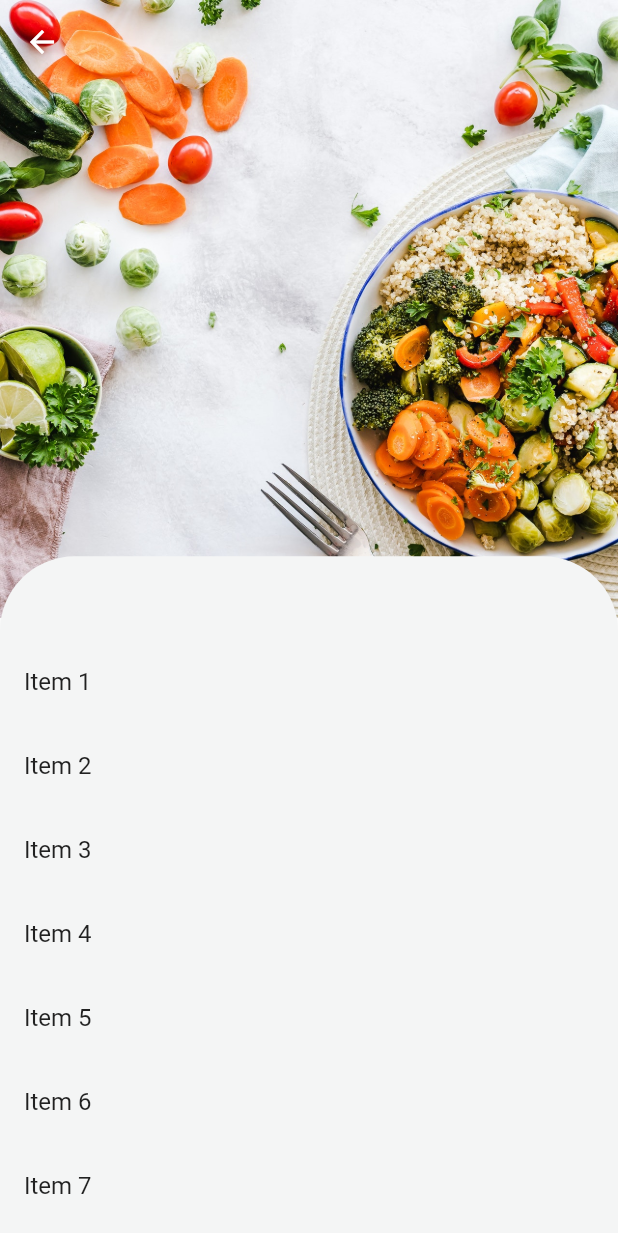
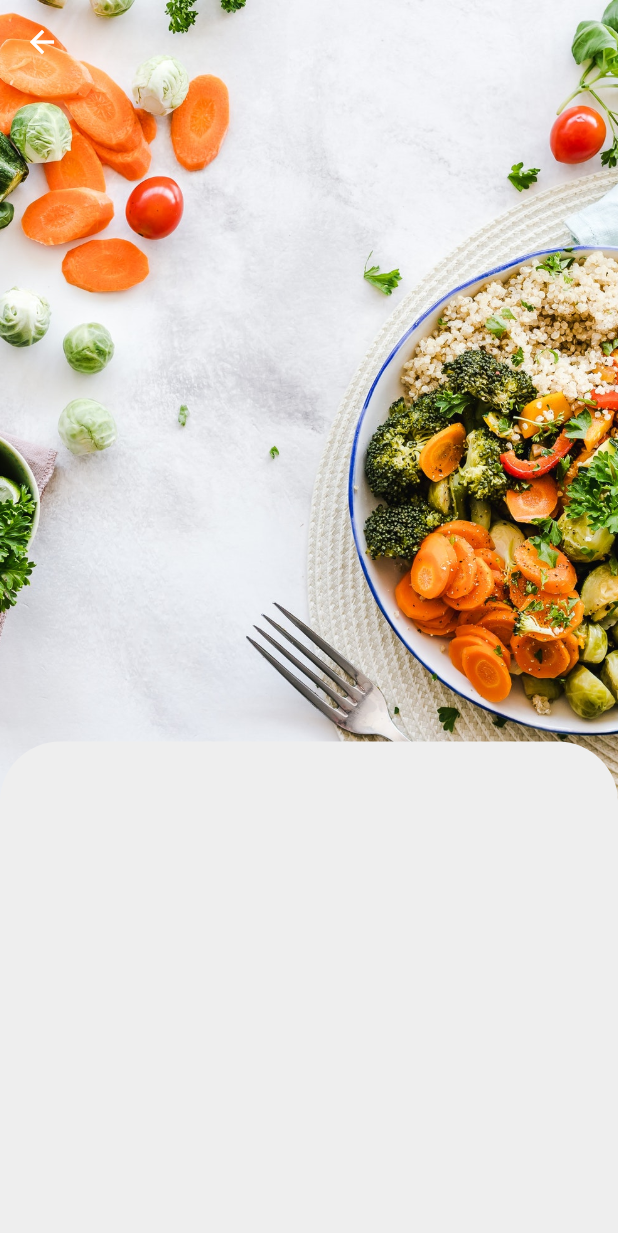
Before and after one commit to samuel051998/ProjectX, a Flutter app: the RecipesTab screen opened directly, after a tap on "Oats with Mango Slice and Cream", on a phone screen of 412 x 824 dp. Shown: the top 1233 px of the screen. Run offline on Flutter 3.47's test engine with Material 2 defaults, Android fonts, the light colour scheme and no system bars; missing offline and left inert: flappy_search_bar.

Commit message:
add parallax effect on detailCard

```diff
--- a/dailyrecipesflutter/lib/screens/home/tabs/recipes/components/detailCard.dart
+++ b/dailyrecipesflutter/lib/screens/home/tabs/recipes/components/detailCard.dart
@@ -1,4 +1,5 @@
 import 'package:dailyrecipesflutter/constants.dart';
+import 'package:flutter/foundation.dart';
 import 'package:flutter/material.dart';
 
 class DetailCard extends StatefulWidget {
@@ -10,68 +11,100 @@ class DetailCard extends StatefulWidget {
   _DetailCardState createState() => _DetailCardState(imagePath, text);
 }
 
-class _DetailCardState extends State<DetailCard> {
+class _DetailCardState extends State<DetailCard>
+    with SingleTickerProviderStateMixin {
+
   final String _imagePath;
   final String _text;
+  _DetailCardState(this._imagePath, this._text);
 
-  _DetailCardState(this._imagePath, this._text);
+  AnimationController _controller;
+  Animation<double> _heightFactorAnimation;
+  double collapsedHeightFactor = 0.65;
+  double expandedHeightFactor = 0.40;
+  bool isAnimationCompleted = false;
+  double screenHeight = 0;
+
+  @override
+  void initState() {
+    super.initState();
+    _controller = AnimationController(
+        vsync: this, duration: const Duration(milliseconds: 500));
+    _heightFactorAnimation =
+        Tween<double>(begin: collapsedHeightFactor, end: expandedHeightFactor)
+            .animate(_controller);
+  }
+
+  @override
+  void dispose() {
+    super.dispose();
+    _controller.dispose();
+  }
+
+  Widget getWidget() {
+    return Stack(
+      fit: StackFit.expand,
+      children: <Widget>[
+        FractionallySizedBox(
+          alignment: Alignment.topCenter,
+          heightFactor: _heightFactorAnimation.value,
+          child: Hero(
+            child: Image(
+              image: AssetImage(_imagePath),
+              fit: BoxFit.cover,
+            ),
+            tag: _text,
+          ),
+        ),
+        GestureDetector(
+          onTap: () {},
+          onVerticalDragUpdate: _handleVerticalUpdate,
+          onVerticalDragEnd: _handleVerticalEnd,
+          child: FractionallySizedBox(
+            alignment: Alignment.bottomCenter,
+            heightFactor: 1.05 - _heightFactorAnimation.value,
+            child: Container(
+              decoration: BoxDecoration(
+                color: Color(0xFFEEEEEE),
+                borderRadius: BorderRadius.only(
+                    topLeft: Radius.circular(40.0),
+                    topRight: Radius.circular(40.0)),
+              ),
+            ),
+          ),
+        )
+      ],
+    );
+  }
+
+  _handleVerticalUpdate(DragUpdateDetails updateDetails) {
+    double fractionDragged = updateDetails.primaryDelta / screenHeight;
+    _controller.value = _controller.value - 5 * fractionDragged;
+  }
+
+  _handleVerticalEnd(DragEndDetails endDetails) {
+    if (_controller.value >= 0.5) {
+      _controller.fling(velocity: 1);
+    } else {
+      _controller.fling(velocity: -1);
+    }
+  }
 
   @override
   Widget build(BuildContext context) {
+    screenHeight = MediaQuery.of(context).size.height;
     return Scaffold(
+      backgroundColor: kBackgroundColor,
       appBar: AppBar(
         shadowColor: Colors.transparent,
         backgroundColor: Colors.transparent,
       ),
       extendBodyBehindAppBar: true,
-      body: Stack(
-        children: <Widget>[
-          Align(
-            alignment: Alignment.topCenter,
-            child: AspectRatio(
-              aspectRatio: 1,
-              child: Container(
-                child: Hero(
-                  child: Image(
-                    image: AssetImage(_imagePath),
-                    width: double.infinity,
-                    fit: BoxFit.cover,
-                    colorBlendMode: BlendMode.dst,
-                    color: Colors.black,
-                  ),
-                  tag: _text,
-                ),
-              ),
-            ),
-          ),
-          SizedBox.expand(
-            child: DraggableScrollableSheet(
-              initialChildSize: 0.55,
-              maxChildSize: 0.9,
-              minChildSize: 0.55,
-              builder: (context, controller) {
-                return Container(
-                  decoration: BoxDecoration(
-                    color: kBackgroundColor,
-                    borderRadius: BorderRadius.only(
-                      topLeft: Radius.circular(50.0),
-                      topRight: Radius.circular(50.0),
-                    )
-                  ),
-                  child: ListView.builder(
-                    itemCount: 25,
-                    controller: controller,
-                    itemBuilder: (BuildContext context, index) {
-                      return ListTile(
-                        title: Text('Item ${index+1}'),
-                      );
-                    }
-                  ),
-                );
-              }
-            ),
-          ),
-        ],
+      body: AnimatedBuilder(
+        animation: _controller,
+        builder: (context, widget) {
+          return getWidget();
+        },
       ),
     );
   }
--- a/dailyrecipesflutter/lib/screens/home/tabs/recipes/components/myCardLong.dart
+++ b/dailyrecipesflutter/lib/screens/home/tabs/recipes/components/myCardLong.dart
@@ -1,6 +1,7 @@
 import 'package:dailyrecipesflutter/constants.dart';
 import 'package:flutter/material.dart';
-import 'detailCard2.dart';
+
+import 'detailCard.dart';
 
 class MyCardLong extends StatelessWidget {
   final String _imagePath;
@@ -16,7 +17,7 @@ class MyCardLong extends StatelessWidget {
         Navigator.push(
           context,
           MaterialPageRoute(
-            builder: (context) => DetailCard2(_imagePath, _text)
+            builder: (context) => DetailCard(_imagePath, _text)//DetailCard2(_imagePath, _text)
           )
         );
       },
```
Also changed, not shown: dailyrecipesflutter/lib/screens/home/tabs/recipes/components/detailCard2.dart (deleted, +0 -84 lines), dailyrecipesflutter/lib/screens/home/tabs/recipes/components/testResponsiveUI.dart (added, +84 -0 lines).
